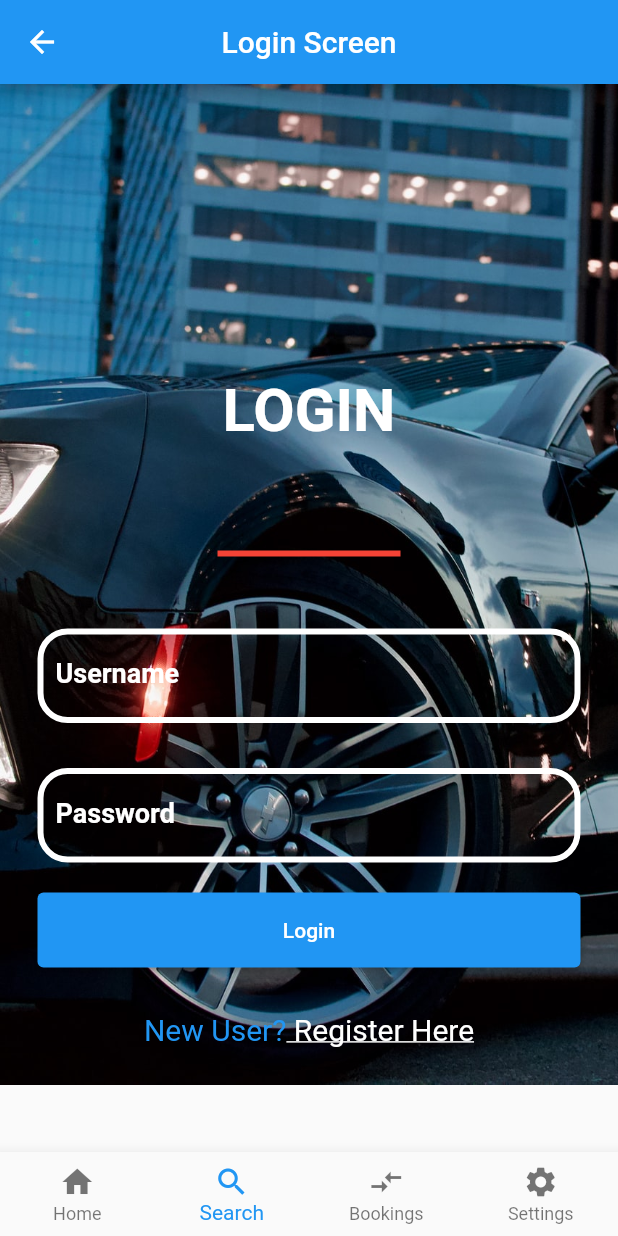
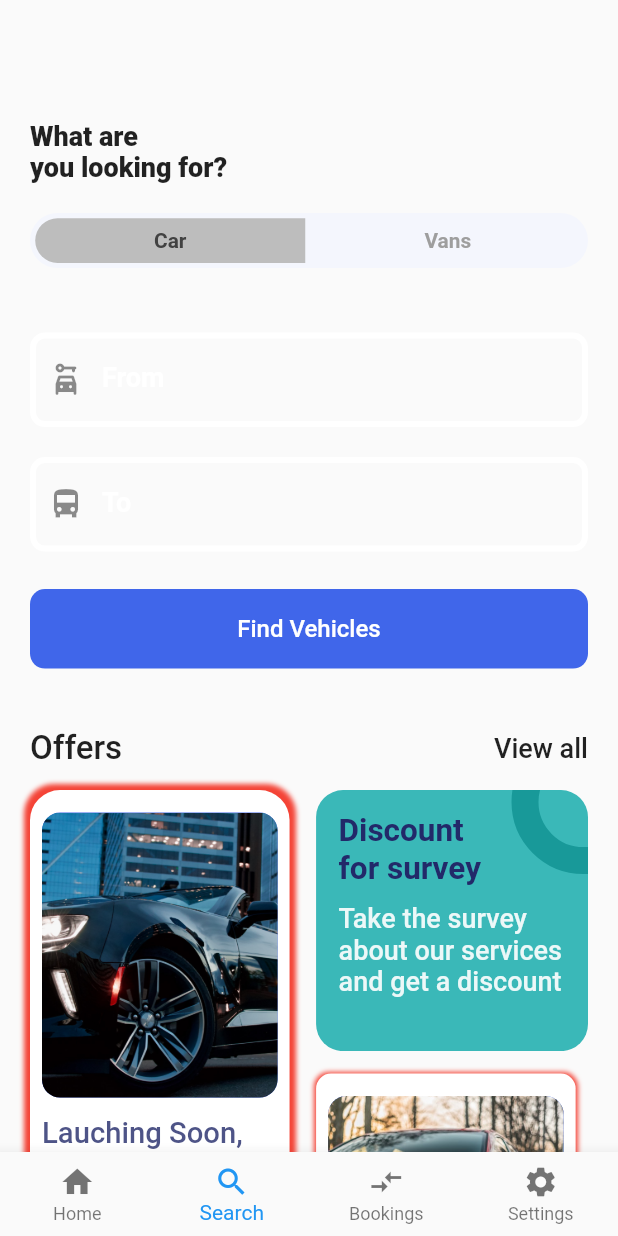
Before and after one commit to psuman10/flutter, a Flutter app: the NavBottompract screen opened by its route, item 2 of the bottom bar chosen, on a phone screen of 412 x 824 dp. Run offline on Flutter 3.47's test engine with Material 2 defaults, Android fonts, the phone set to English and light mode, and no system bars; our stand-ins replace fluentui_icons, flutter_svg, form_field_validator, gap, get, image_picker and 2 more; accounts and stored records are empty; Roboto replaces fonts that are missing (DMSans).

Commit message:
added search screen

```diff
--- a/car_rental/lib/navbar/bottom_nav.dart
+++ b/car_rental/lib/navbar/bottom_nav.dart
@@ -1,6 +1,6 @@
 import 'package:car_rental/profile_screen/body.dart';
-import 'package:car_rental/screen/login.dart';
 import 'package:car_rental/screen/main_screen.dart';
+import 'package:car_rental/screen/search.dart';
 import 'package:car_rental/screen/tickets.dart';
 import 'package:flutter/material.dart';
 class NavBottompract extends StatefulWidget {
@@ -12,7 +12,7 @@ class _NavBottompractState extends State<NavBottompract> {
   int _selectedIndex = 0;
   static const List<Widget> _widgetOption = [
     Home(),
-    LoginScreen(),
+    Search(),
     Tickets(),
     Body(),
 
--- a/car_rental/lib/profile_screen/body.dart
+++ b/car_rental/lib/profile_screen/body.dart
@@ -23,7 +23,7 @@ class Body extends StatelessWidget {
             text: "Profile",
             icon: "assets/icons/User Icon.svg",
             press: () => {
-              Navigator.pushNamed(context, '/add_student'),
+              Navigator.pushNamed(context, '/userprofile'),
             },
           ),
           ProfileMenu(
--- /dev/null
+++ b/car_rental/lib/screen/search.dart
@@ -0,0 +1,264 @@
+import 'package:car_rental/utils/layouts.dart';
+import 'package:car_rental/utils/styles.dart';
+import 'package:car_rental/widgets/buttons.dart';
+import 'package:flutter/material.dart';
+import 'package:gap/gap.dart';
+
+class Search extends StatelessWidget {
+  const Search({Key? key}) : super(key: key);
+
+  @override
+  Widget build(BuildContext context) {
+    final size = Layouts.getSize(context);
+    return Scaffold(
+      // backgroundColor: Styles.bgColor,
+      body: ListView(
+        padding: const EdgeInsets.symmetric(horizontal: 20, vertical: 20),
+        children: [
+          const Gap(60),
+          const Text('What are\nyou looking for?',style: TextStyle(fontSize: 18, fontWeight: FontWeight.w900)),
+          const Gap(20),
+          FittedBox(
+            child: Container(
+              padding: const EdgeInsets.all(3.5),
+              decoration: BoxDecoration(
+                borderRadius: BorderRadius.circular(50),
+                color: const Color(0xFFF4F6FD)
+              ),
+              child: Row(
+                mainAxisAlignment: MainAxisAlignment.spaceBetween,
+                children: [
+                  Container(
+                    width: size.width*0.44,
+                    padding: const EdgeInsets.symmetric(vertical: 7),
+                    decoration:  BoxDecoration(
+                      borderRadius: const BorderRadius.horizontal(left: Radius.circular(50)),
+                      color: Colors.grey[400]
+                    ),
+                    child: Center(child: Text('Car', style: Styles.subtitle1Style.copyWith(fontWeight: FontWeight.w600,  color: Colors.grey.shade800),)),
+                  ),
+                  const Gap(5),
+                  Container(
+                    width: size.width*0.44,
+                    padding: const EdgeInsets.symmetric(vertical: 7),
+                    decoration: const BoxDecoration(
+                      borderRadius: BorderRadius.horizontal(right: Radius.circular(50)),
+                      color: Colors.transparent
+                    ),
+                    child: Center(child: Text('Vans', style: Styles.subtitle1Style.copyWith(fontWeight: FontWeight.w600),)),
+                  ),
+                ],
+              ),
+            ),
+          ),
+
+          const Gap(25),
+          const SizedBox(height: 18),
+                  TextFormField(
+                    keyboardType: TextInputType.number,
+                    style: const TextStyle(
+                          color: Colors.white,
+
+                          fontWeight: FontWeight.bold,
+                          fontSize: 20
+                        ),
+
+                        decoration:  InputDecoration(
+                        prefixIcon: const Icon(Icons.car_rental_rounded),
+
+
+                      enabledBorder: OutlineInputBorder(
+                            borderRadius: BorderRadius.circular(10),
+                            borderSide: const BorderSide(
+
+                                color: Colors.white, width: 4.0),
+                          ),
+
+                          labelStyle: const TextStyle(
+                              color: Colors.white,
+                              fontWeight: FontWeight.bold,
+                              fontSize: 18),
+                          focusedBorder: OutlineInputBorder(
+                              borderRadius: BorderRadius.circular(10),
+                              borderSide: const BorderSide(
+                                  color: Colors.white, width: 6.0)),
+                       fillColor: Colors.white,
+                      labelText: 'From',
+
+
+                      // border: OutlineInputBorder(),
+                    ),
+                    ),
+                    const Gap(20),
+
+                    TextFormField(
+                    keyboardType: TextInputType.number,
+                    style: const TextStyle(
+                          color: Colors.white,
+
+                          fontWeight: FontWeight.bold,
+                          fontSize: 20
+                        ),
+
+                        decoration:  InputDecoration(
+                        prefixIcon: const Icon(Icons.directions_bus_sharp),
+
+
+                      enabledBorder: OutlineInputBorder(
+                            borderRadius: BorderRadius.circular(10),
+                            borderSide: const BorderSide(
+
+                                color: Colors.white, width: 4.0),
+                          ),
+
+                          labelStyle: const TextStyle(
+                              color: Colors.white,
+                              fontWeight: FontWeight.bold,
+                              fontSize: 18),
+                          focusedBorder: OutlineInputBorder(
+                              borderRadius: BorderRadius.circular(10),
+                              borderSide: const BorderSide(
+                                  color: Colors.white, width: 6.0)),
+                       fillColor: Colors.white,
+                      labelText: 'To',
+
+
+                      // border: OutlineInputBorder(),
+                    ),
+                    ),
+
+
+
+
+          const Gap(25),
+          elevatedButton(context: context, callback: () {}, text: 'Find Vehicles', ),
+          const Gap(40),
+          Row(
+            crossAxisAlignment: CrossAxisAlignment.center,
+            mainAxisAlignment: MainAxisAlignment.spaceBetween,
+            children: const [
+               Text('Offers',style: TextStyle(fontSize: 22, fontWeight: FontWeight.w500)),
+              InkWell(
+                child: Text('View all',style: TextStyle(fontSize: 18, fontWeight: FontWeight.w500)),
+              )
+            ],
+          ),
+          const Gap(15),
+          Row(
+            mainAxisAlignment: MainAxisAlignment.spaceBetween,
+            crossAxisAlignment: CrossAxisAlignment.start,
+            children: [
+              Container(
+                width: size.width*0.42,
+                height: 310,
+                decoration: BoxDecoration(
+                  color: Colors.white,
+                  borderRadius: BorderRadius.circular(20),
+                  boxShadow: const [
+                  BoxShadow(
+                    color: Colors.red,
+                    blurRadius: 2,
+                    spreadRadius: 4
+                      )
+                        ],
+                ),
+                padding: const EdgeInsets.symmetric(horizontal: 8, vertical: 15),
+                child: Column(
+                  crossAxisAlignment: CrossAxisAlignment.start,
+                  children: [
+                    Container(
+                      height: 190,
+                      decoration: BoxDecoration(
+                          color: Styles.primaryColor,
+                          borderRadius: BorderRadius.circular(12),
+                          image: const DecorationImage(
+                               image: AssetImage('assets/images/carrr.jpg'),
+                              fit: BoxFit.cover
+                          )
+                      ),
+                    ),
+                    const Gap(12),
+                    Text('Lauching Soon, "Pre Order Available".', style: Styles.headline2Style.copyWith(fontWeight: FontWeight.w500, fontSize: 19.5, color: Styles.textColor.withOpacity(0.8)),),
+                  ],
+                ),
+              ),
+              Column(
+                crossAxisAlignment: CrossAxisAlignment.start,
+                children: [
+                  Stack(
+                    children: [
+                      Container(
+                        width: size.width*0.44,
+                        height: 174,
+                        decoration: BoxDecoration(
+                          color: const Color(0xFF3AB8B8),
+                          borderRadius: BorderRadius.circular(18),
+                        ),
+                        padding: const EdgeInsets.symmetric(horizontal: 15, vertical: 15),
+                        child: Column(
+                          crossAxisAlignment: CrossAxisAlignment.start,
+                          children: [
+                            Text('Discount\nfor survey', style: Styles.headline2Style.copyWith(fontWeight: FontWeight.bold, ),),
+                            const Gap(10),
+                            Text('Take the survey about our services and get a discount', style: Styles.headline2Style.copyWith(fontWeight: FontWeight.w500, color: Colors.white.withOpacity(0.9), fontSize: 18),),
+                          ],
+                        ),
+                      ),
+                      Positioned(
+                        right: -45,
+                        top: -40,
+                        child: Container(
+                          padding: const EdgeInsets.all(30),
+                          decoration: BoxDecoration(
+                            shape: BoxShape.circle,
+                            border: Border.all(width: 18, color: const Color(
+                                0xFF189999)),
+                            color: Colors.transparent
+                          ),
+                        ),
+                      )
+                    ],
+                  ),
+                  const Gap(15),
+                  Container(
+                width: size.width*0.42,
+                height: 220,
+                decoration: BoxDecoration(
+                  color: Colors.white,
+                  borderRadius: BorderRadius.circular(10),
+                  boxShadow: const [
+                  BoxShadow(
+                    color: Colors.red,
+                    blurRadius: 2,
+                    spreadRadius: 1
+                      )
+                        ],
+                ),
+                padding: const EdgeInsets.symmetric(horizontal: 8, vertical: 15),
+                child: Column(
+                  crossAxisAlignment: CrossAxisAlignment.start,
+                  children: [
+                    Container(
+                      height: 190,
+                      decoration: BoxDecoration(
+                          color: Styles.primaryColor,
+                          borderRadius: BorderRadius.circular(12),
+                          image: const DecorationImage(
+                               image: AssetImage('assets/images/car.jpg'),
+                              fit: BoxFit.cover
+                          )
+                      ),
+                    ),
+
+                  ],
+                ),
+              ),
+                ],
+              ),
+            ],
+          )
+        ],
+      ),
+    );
+  }
+}
```
